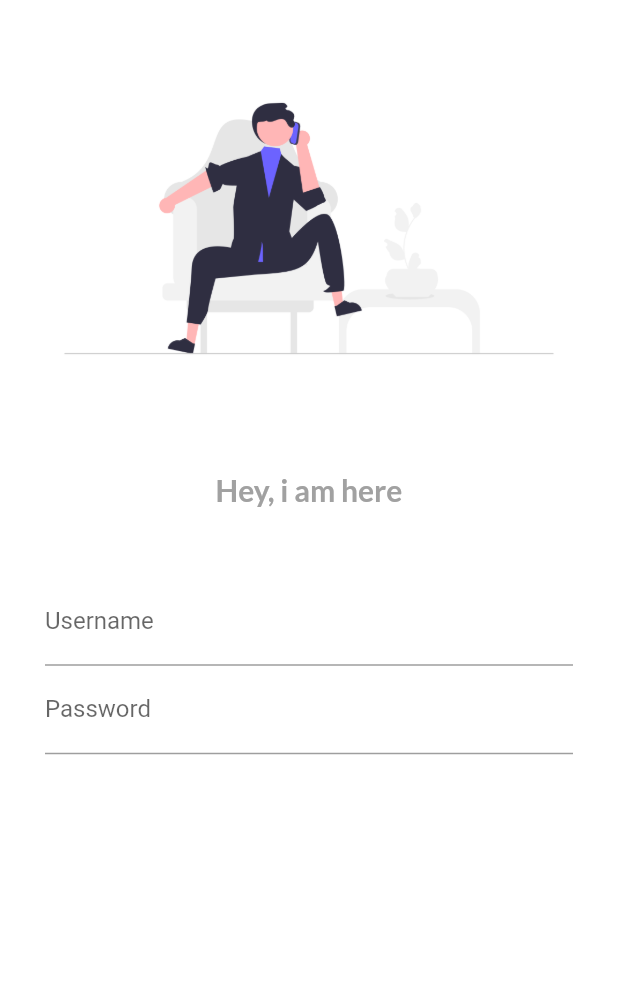
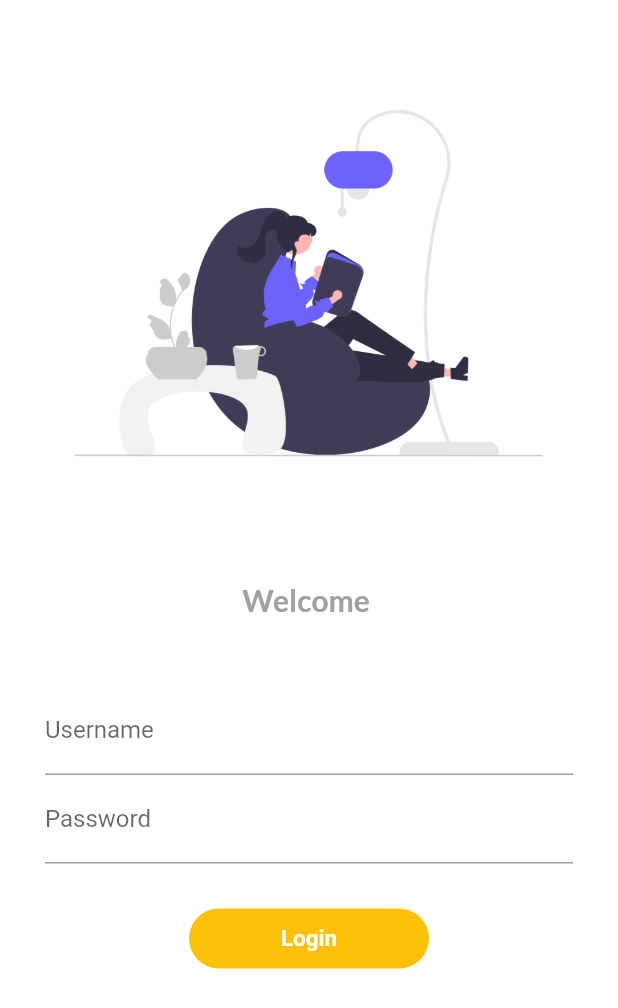
Before and after one commit to Sdalpha/dummyApp1, a Flutter app: the screen it shows after launch, on a phone screen of 412 x 824 dp. Shown: the top 1008 px of the screen. Run offline on Flutter 3.47's test engine with Material 2 defaults, Android fonts, the phone set to English and light mode, and no system bars; our stand-ins replace google_fonts.

```diff
--- a/lib/main.dart
+++ b/lib/main.dart
@@ -1,6 +1,7 @@
 import 'package:flutter/material.dart';
 import 'package:learn/pages/home_page.dart';
 import 'package:learn/pages/login_page.dart';
+import 'package:learn/util/routes.dart';
 
 void main() {
   runApp(const MyApp());
@@ -21,10 +22,11 @@ class MyApp extends StatelessWidget {
       darkTheme: ThemeData(brightness: Brightness.dark),
       theme: ThemeData(primarySwatch: Colors.amber),
       initialRoute: "/login",
+      debugShowCheckedModeBanner: false,
       routes: {
         "/": (context) => LoginPage(),
-        "/home": (context) => HomePage(),
-        "/login": (context) => LoginPage()
+        MyRoutes.homeRoute: (context) => HomePage(),
+        MyRoutes.loginRoute: (context) => LoginPage()
       },
     );
   }
--- a/lib/pages/login_page.dart
+++ b/lib/pages/login_page.dart
@@ -2,9 +2,32 @@
 
 import 'package:flutter/material.dart';
 import 'package:google_fonts/google_fonts.dart';
+import 'package:learn/util/routes.dart';
 
-class LoginPage extends StatelessWidget {
+class LoginPage extends StatefulWidget {
   const LoginPage({Key? key}) : super(key: key);
+
+  @override
+  State<LoginPage> createState() => _LoginPageState();
+}
+
+class _LoginPageState extends State<LoginPage> {
+  String name = "";
+  bool changeButton = false;
+  final _formKey = GlobalKey<FormState>();
+
+  moveToHome(BuildContext context) async {
+    if (_formKey.currentState!.validate()) {
+      setState(() {
+        changeButton = true;
+      });
+      await Future.delayed(Duration(seconds: 1));
+      await Navigator.pushNamed(context, MyRoutes.homeRoute);
+      setState(() {
+        changeButton = false;
+      });
+    }
+  }
 
   @override
   Widget build(BuildContext context) {
@@ -22,7 +45,7 @@ class LoginPage extends StatelessWidget {
           height: 50.0,
         ),
         Text(
-          "Hey, i am here",
+          "Welcome $name",
           style: GoogleFonts.lato(
               textStyle: TextStyle(
             fontWeight: FontWeight.bold,
@@ -35,6 +58,8 @@ class LoginPage extends StatelessWidget {
         ),
         Padding(
           padding: const EdgeInsets.symmetric(vertical: 16.0, horizontal: 30.0),
+          child: Form(
+            key: _formKey,
             child: Column(
               children: [
                 TextFormField(
@@ -42,6 +67,16 @@ class LoginPage extends StatelessWidget {
                     hintText: " Enter Username",
                     labelText: "Username",
                   ),
+                  validator: (value) {
+                    if (value!.isEmpty) {
+                      return "Username can't be empty";
+                    }
+                    return null;
+                  },
+                  onChanged: (value) {
+                    name = value;
+                    setState(() {});
+                  },
                 ),
                 TextFormField(
                   obscureText: true,
@@ -49,8 +84,56 @@ class LoginPage extends StatelessWidget {
                     hintText: "Enter PassWord",
                     labelText: "Password",
                   ),
+                  validator: (value) {
+                    if (value!.isEmpty) {
+                      return "Password cannot be empty";
+                    } else if (value.length < 6) {
+                      return "less then 6 character";
+                    }
+                    return null;
+                  },
                 ),
+                SizedBox(
+                  height: 30.0,
+                ),
+
+                InkWell(
+                  onTap: () => moveToHome(context),
+                  child: AnimatedContainer(
+                    duration: Duration(seconds: 1),
+                    alignment: Alignment.center,
+                    width: changeButton ? 40 : 160,
+                    height: 40,
+                    child: changeButton
+                        ? Icon(
+                            Icons.done,
+                            color: Colors.white,
+                          )
+                        : Text(
+                            "Login",
+                            style: TextStyle(
+                                fontSize: 15,
+                                color: Colors.white,
+                                fontWeight: FontWeight.bold),
+                          ),
+                    decoration: BoxDecoration(
+                      color: changeButton ? Colors.green : Colors.amber,
+                      borderRadius: BorderRadius.circular(40),
+                    ),
+                  ),
+                ),
+                // ElevatedButton(
+                //   child: Text("Login"),
+                //   style: TextButton.styleFrom(
+                //     minimumSize: Size(160, 40),
+                //   ),
+                //   onPressed: () {
+                //     // ignore: avoid_print
+                //     Navigator.pushNamed(context, MyRoutes.homeRoute);
+                //   },
+                // ),
               ],
+            ),
           ),
         )
       ]),
--- /dev/null
+++ b/lib/util/routes.dart
@@ -0,0 +1,5 @@
+class MyRoutes{
+
+    static String loginRoute = "/login";
+    static String homeRoute = "/home";
+}
```
Also changed, not shown: lib/pages/home_page.dart (+5 -3 lines), assets/images/pic1.png. Lines whose indentation alone changed are shown as unchanged.
